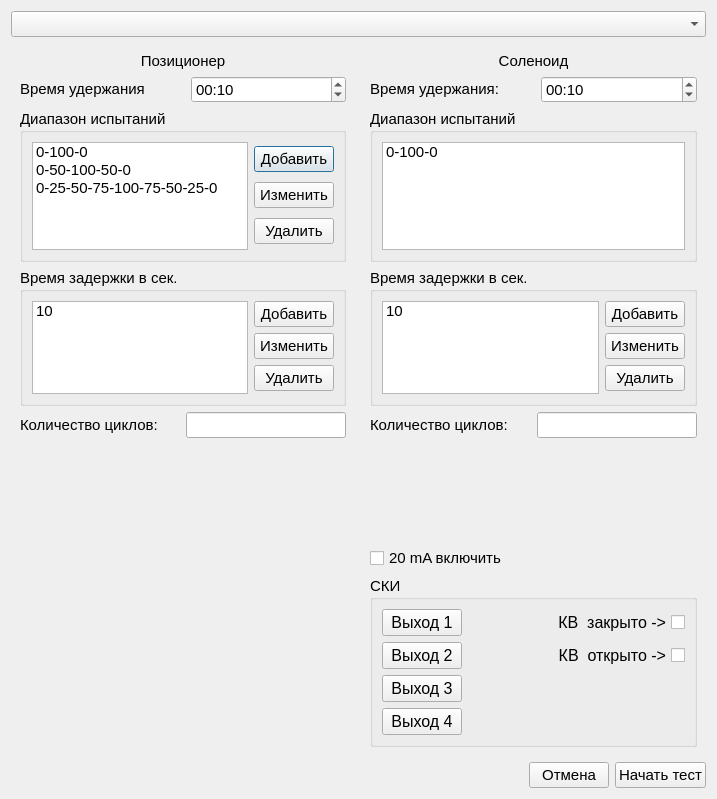
The window that CyclicTestSettings.ui (Rekvim/MpiSki) describes before a commit, drawn with Qt 5.
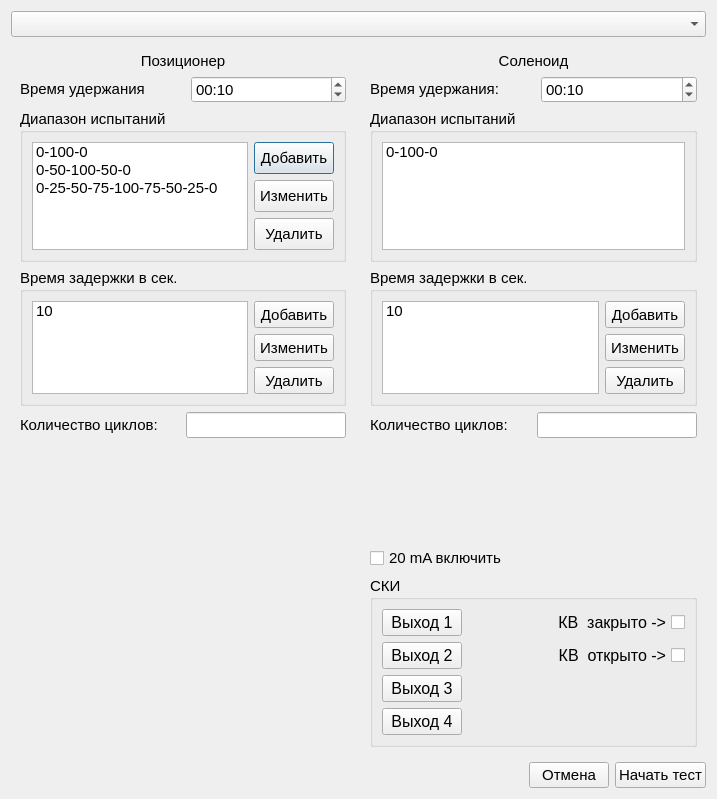
The same window after the commit.

Patch:
```diff
--- a/CyclicTestSettings.ui
+++ b/CyclicTestSettings.ui
@@ -126,6 +126,12 @@
             <layout class="QVBoxLayout" name="verticalLayout_buttonsTestRangeRegulatory">
              <item>
               <widget class="QPushButton" name="pushButton_addRangeRegulatory">
+               <property name="sizePolicy">
+                <sizepolicy hsizetype="Minimum" vsizetype="Preferred">
+                 <horstretch>0</horstretch>
+                 <verstretch>0</verstretch>
+                </sizepolicy>
+               </property>
                <property name="text">
                 <string>Добавить</string>
                </property>
@@ -133,6 +139,12 @@
              </item>
              <item>
               <widget class="QPushButton" name="pushButton_editRangeRegulatory">
+               <property name="sizePolicy">
+                <sizepolicy hsizetype="Minimum" vsizetype="Preferred">
+                 <horstretch>0</horstretch>
+                 <verstretch>0</verstretch>
+                </sizepolicy>
+               </property>
                <property name="text">
                 <string>Изменить</string>
                </property>
@@ -140,6 +152,12 @@
              </item>
              <item>
               <widget class="QPushButton" name="pushButton_removeRangeRegulatory">
+               <property name="sizePolicy">
+                <sizepolicy hsizetype="Minimum" vsizetype="Preferred">
+                 <horstretch>0</horstretch>
+                 <verstretch>0</verstretch>
+                </sizepolicy>
+               </property>
                <property name="text">
                 <string>Удалить</string>
                </property>
@@ -175,6 +193,12 @@
             <layout class="QVBoxLayout" name="verticalLayout_buttonsDelayRegulatory">
              <item>
               <widget class="QPushButton" name="pushButton_addDelayRegulatory">
+               <property name="sizePolicy">
+                <sizepolicy hsizetype="Minimum" vsizetype="Preferred">
+                 <horstretch>0</horstretch>
+                 <verstretch>0</verstretch>
+                </sizepolicy>
+               </property>
                <property name="text">
                 <string>Добавить</string>
                </property>
@@ -182,6 +206,12 @@
              </item>
              <item>
               <widget class="QPushButton" name="pushButton_editDelayRegulatory">
+               <property name="sizePolicy">
+                <sizepolicy hsizetype="Minimum" vsizetype="Preferred">
+                 <horstretch>0</horstretch>
+                 <verstretch>0</verstretch>
+                </sizepolicy>
+               </property>
                <property name="text">
                 <string>Изменить</string>
                </property>
@@ -189,6 +219,12 @@
              </item>
              <item>
               <widget class="QPushButton" name="pushButton_removeDelayRegulatory">
+               <property name="sizePolicy">
+                <sizepolicy hsizetype="Minimum" vsizetype="Preferred">
+                 <horstretch>0</horstretch>
+                 <verstretch>0</verstretch>
+                </sizepolicy>
+               </property>
                <property name="text">
                 <string>Удалить</string>
                </property>
@@ -358,6 +394,12 @@
             <layout class="QVBoxLayout" name="verticalLayout_buttonsDelayShutOff">
              <item>
               <widget class="QPushButton" name="pushButton_addDelayShutOff">
+               <property name="sizePolicy">
+                <sizepolicy hsizetype="Minimum" vsizetype="Preferred">
+                 <horstretch>0</horstretch>
+                 <verstretch>0</verstretch>
+                </sizepolicy>
+               </property>
                <property name="text">
                 <string>Добавить</string>
                </property>
@@ -365,6 +407,12 @@
              </item>
              <item>
               <widget class="QPushButton" name="pushButton_editDelayShutOff">
+               <property name="sizePolicy">
+                <sizepolicy hsizetype="Minimum" vsizetype="Preferred">
+                 <horstretch>0</horstretch>
+                 <verstretch>0</verstretch>
+                </sizepolicy>
+               </property>
                <property name="text">
                 <string>Изменить</string>
                </property>
@@ -372,6 +420,12 @@
              </item>
              <item>
               <widget class="QPushButton" name="pushButton_removeDelayShutOff">
+               <property name="sizePolicy">
+                <sizepolicy hsizetype="Minimum" vsizetype="Preferred">
+                 <horstretch>0</horstretch>
+                 <verstretch>0</verstretch>
+                </sizepolicy>
+               </property>
                <property name="text">
                 <string>Удалить</string>
                </property>
```
